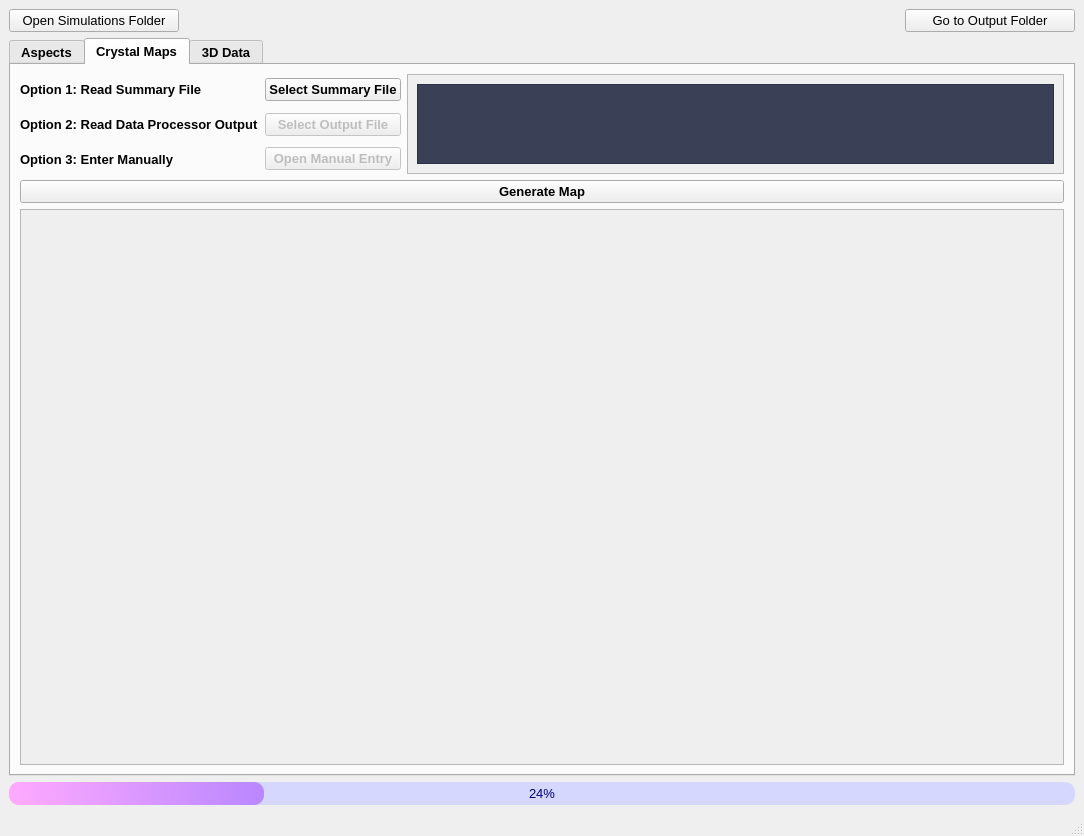
CrystalGrowerOrg/cgaspects, file CrystalAspects/GUI/InputWindow.ui: the form before one commit.
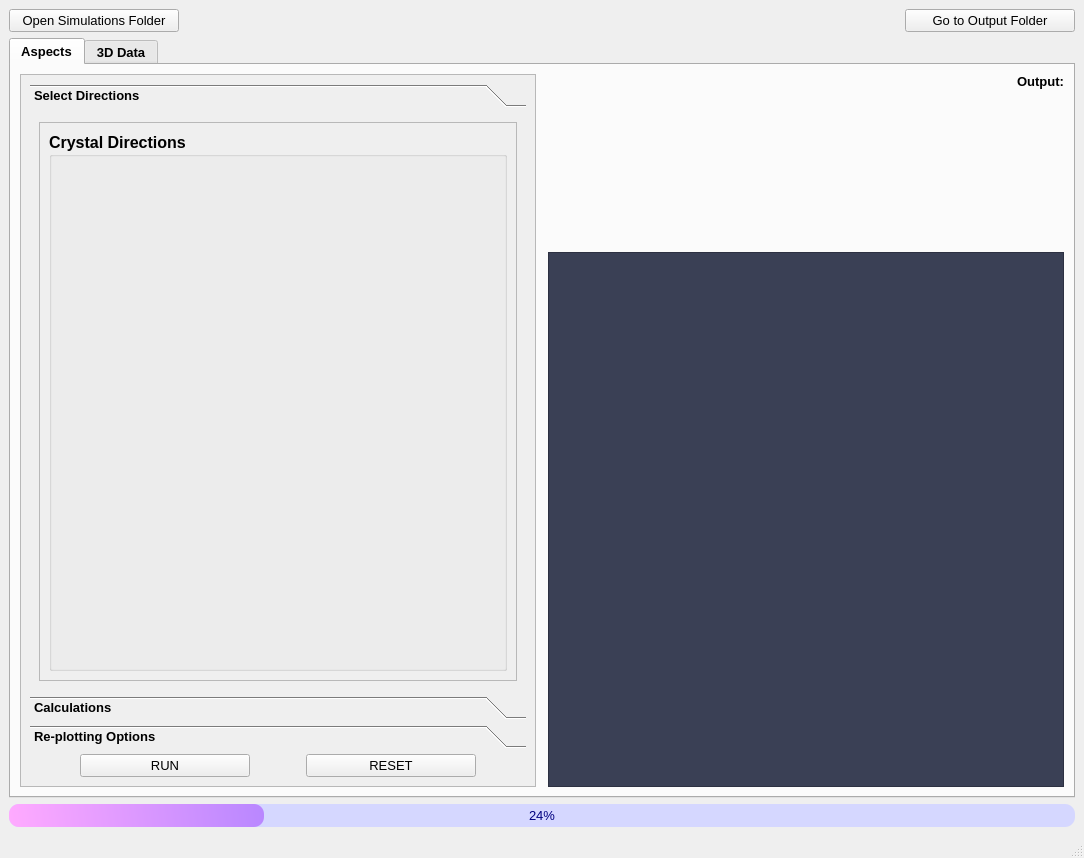
The form after the commit. The open tabs and pages were chosen to show the change. Icons and pictures are not drawn.

Patch:
```diff
--- a/CrystalAspects/GUI/InputWindow.ui
+++ b/CrystalAspects/GUI/InputWindow.ui
@@ -10,7 +10,7 @@
     <x>0</x>
     <y>0</y>
     <width>1084</width>
-    <height>836</height>
+    <height>858</height>
    </rect>
   </property>
   <property name="font">
@@ -76,7 +76,7 @@
              <x>0</x>
              <y>0</y>
              <width>497</width>
-             <height>664</height>
+             <height>686</height>
             </rect>
            </property>
            <layout class="QVBoxLayout" name="verticalLayout_12">
@@ -99,7 +99,7 @@
                    <x>0</x>
                    <y>0</y>
                    <width>471</width>
-                   <height>506</height>
+                   <height>528</height>
                   </rect>
                  </property>
                  <attribute name="label">
@@ -117,7 +117,7 @@
                        <x>0</x>
                        <y>0</y>
                        <width>445</width>
-                       <height>480</height>
+                       <height>502</height>
                       </rect>
                      </property>
                      <layout class="QGridLayout" name="gridLayout_8">
@@ -1256,201 +1256,6 @@
         </item>
        </layout>
       </widget>
-      <widget class="QWidget" name="tab_maps">
-       <attribute name="title">
-        <string>Crystal Maps</string>
-       </attribute>
-       <layout class="QGridLayout" name="gridLayout_7">
-        <item row="0" column="0">
-         <layout class="QVBoxLayout" name="verticalLayout">
-          <item>
-           <layout class="QGridLayout" name="gridLayout_12">
-            <item row="1" column="0">
-             <widget class="QLabel" name="summary_file_label">
-              <property name="font">
-               <font>
-                <family>Arial</family>
-                <pointsize>10</pointsize>
-                <weight>75</weight>
-                <italic>false</italic>
-                <bold>true</bold>
-               </font>
-              </property>
-              <property name="text">
-               <string>Option 1: Read Summary File</string>
-              </property>
-             </widget>
-            </item>
-            <item row="1" column="1">
-             <widget class="QPushButton" name="select_summary_map_button">
-              <property name="font">
-               <font>
-                <family>Arial</family>
-                <pointsize>10</pointsize>
-                <weight>75</weight>
-                <italic>false</italic>
-                <bold>true</bold>
-               </font>
-              </property>
-              <property name="text">
-               <string>Select Summary File</string>
-              </property>
-             </widget>
-            </item>
-            <item row="2" column="0">
-             <widget class="QLabel" name="aspects_ouput_label">
-              <property name="font">
-               <font>
-                <family>Arial</family>
-                <pointsize>10</pointsize>
-                <weight>75</weight>
-                <italic>false</italic>
-                <bold>true</bold>
-               </font>
-              </property>
-              <property name="text">
-               <string>Option 2: Read Data Processor Output</string>
-              </property>
-             </widget>
-            </item>
-            <item row="2" column="1">
-             <widget class="QPushButton" name="select_output_button1">
-              <property name="enabled">
-               <bool>false</bool>
-              </property>
-              <property name="font">
-               <font>
-                <family>Arial</family>
-                <pointsize>10</pointsize>
-                <weight>75</weight>
-                <italic>false</italic>
-                <bold>true</bold>
-               </font>
-              </property>
-              <property name="text">
-               <string>Select Output File</string>
-              </property>
-             </widget>
-            </item>
-            <item row="3" column="0">
-             <widget class="QLabel" name="manual_entry_label">
-              <property name="font">
-               <font>
-                <family>Arial</family>
-                <pointsize>10</pointsize>
-                <weight>75</weight>
-                <italic>false</italic>
-                <bold>true</bold>
-               </font>
-              </property>
-              <property name="text">
-               <string>Option 3: Enter Manually</string>
-              </property>
-             </widget>
-            </item>
-            <item row="3" column="1">
-             <widget class="QPushButton" name="manual_entry_button">
-              <property name="enabled">
-               <bool>false</bool>
-              </property>
-              <property name="font">
-               <font>
-                <family>Arial</family>
-                <pointsize>10</pointsize>
-                <weight>75</weight>
-                <italic>false</italic>
-                <bold>true</bold>
-               </font>
-              </property>
-              <property name="text">
-               <string>Open Manual Entry</string>
-              </property>
-             </widget>
-            </item>
-            <item row="1" column="2" rowspan="3">
-             <widget class="QScrollArea" name="scrollArea_8">
-              <property name="minimumSize">
-               <size>
-                <width>0</width>
-                <height>100</height>
-               </size>
-              </property>
-              <property name="widgetResizable">
-               <bool>true</bool>
-              </property>
-              <widget class="QWidget" name="scrollAreaWidgetContents_10">
-               <property name="geometry">
-                <rect>
-                 <x>0</x>
-                 <y>0</y>
-                 <width>685</width>
-                 <height>98</height>
-                </rect>
-               </property>
-               <layout class="QGridLayout" name="gridLayout_13">
-                <item row="0" column="0">
-                 <widget class="QTextEdit" name="output_textBox_2">
-                  <property name="styleSheet">
-                   <string notr="true">background-color: rgb(58, 64, 85);
-color: rgb(255, 255, 255);</string>
-                  </property>
-                 </widget>
-                </item>
-               </layout>
-              </widget>
-             </widget>
-            </item>
-           </layout>
-          </item>
-          <item>
-           <widget class="QPushButton" name="generate_map_button">
-            <property name="font">
-             <font>
-              <family>Arial</family>
-              <pointsize>10</pointsize>
-              <weight>75</weight>
-              <italic>false</italic>
-              <bold>true</bold>
-             </font>
-            </property>
-            <property name="text">
-             <string>Generate Map</string>
-            </property>
-           </widget>
-          </item>
-          <item>
-           <widget class="QScrollArea" name="map_scrollArea">
-            <property name="widgetResizable">
-             <bool>true</bool>
-            </property>
-            <widget class="QWidget" name="scrollAreaWidgetContents_9">
-             <property name="geometry">
-              <rect>
-               <x>0</x>
-               <y>0</y>
-               <width>1026</width>
-               <height>502</height>
-              </rect>
-             </property>
-             <layout class="QGridLayout" name="gridLayout_11">
-              <item row="0" column="0">
-               <widget class="QLabel" name="map_Label">
-                <property name="text">
-                 <string/>
-                </property>
-                <property name="scaledContents">
-                 <bool>true</bool>
-                </property>
-               </widget>
-              </item>
-             </layout>
-            </widget>
-           </widget>
-          </item>
-         </layout>
-        </item>
-       </layout>
-      </widget>
       <widget class="QWidget" name="tab_3d">
        <attribute name="title">
         <string>3D Data</string>
```
Left out of the diff: 77 changed lines with no effect on the pictures.
